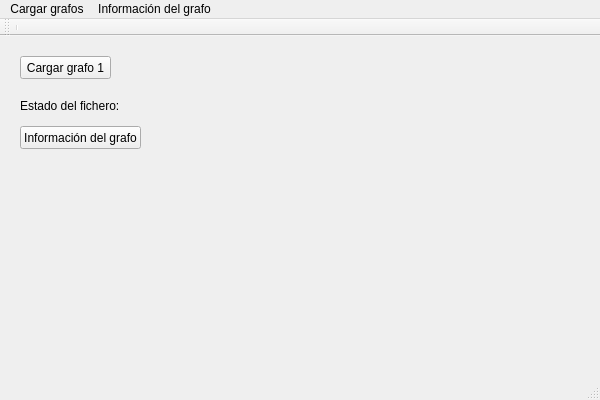
First picture: the form in grafo.ui, repository alu0100697032/grafos_qt, before the edit.
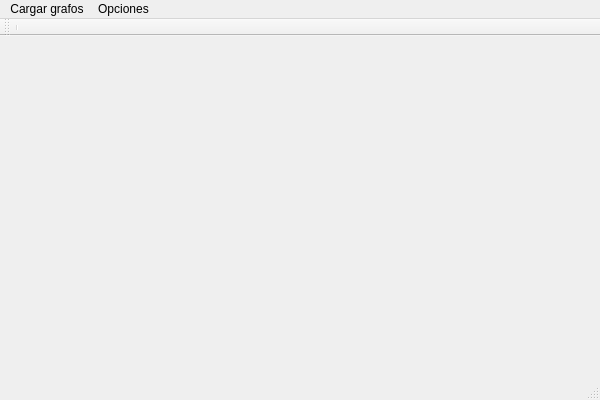
Second picture: the form after the edit.

Commit message: Modified menu bar and added events

What changed in the file:
```diff
--- a/grafo.ui
+++ b/grafo.ui
@@ -26,37 +26,11 @@
    <string>Grafo</string>
   </property>
   <widget class="QWidget" name="centralWidget">
-   <widget class="QPushButton" name="pushButton">
-    <property name="geometry">
-     <rect>
-      <x>20</x>
-      <y>20</y>
-      <width>91</width>
-      <height>23</height>
-     </rect>
-    </property>
-    <property name="text">
-     <string>Cargar grafo 1</string>
-    </property>
-   </widget>
-   <widget class="QLabel" name="label">
-    <property name="geometry">
-     <rect>
-      <x>20</x>
-      <y>60</y>
-      <width>471</width>
-      <height>20</height>
-     </rect>
-    </property>
-    <property name="text">
-     <string>Estado del fichero: </string>
-    </property>
-   </widget>
    <widget class="QLabel" name="label_2">
     <property name="geometry">
      <rect>
-      <x>20</x>
-      <y>130</y>
+      <x>10</x>
+      <y>10</y>
       <width>221</width>
       <height>61</height>
      </rect>
@@ -65,19 +39,6 @@
      <string/>
     </property>
    </widget>
-   <widget class="QPushButton" name="pushButton_5">
-    <property name="geometry">
-     <rect>
-      <x>20</x>
-      <y>90</y>
-      <width>121</width>
-      <height>23</height>
-     </rect>
-    </property>
-    <property name="text">
-     <string>Información del grafo</string>
-    </property>
-   </widget>
   </widget>
   <widget class="QMenuBar" name="menuBar">
    <property name="geometry">
@@ -117,7 +78,7 @@
    </widget>
    <widget class="QMenu" name="menuInformaci_n_del_grafo">
     <property name="title">
-     <string>Información del grafo</string>
+     <string>Opciones</string>
     </property>
    </widget>
    <addaction name="menuOpciones"/>
```
Left out of the diff: 14 changed lines with no effect on the pictures. The commit also changes 2 other files.
